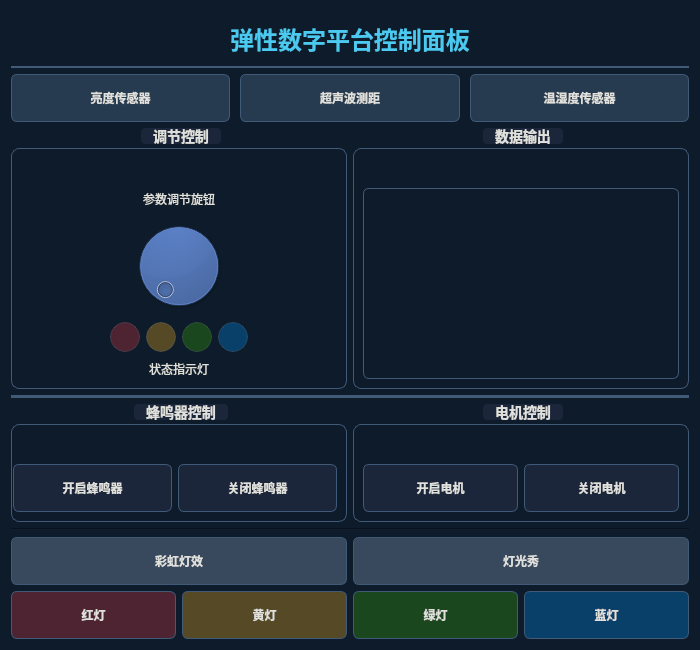
Above: mainwindow.ui from VidocQAQ/yihui before the change. Below: the same form after it.
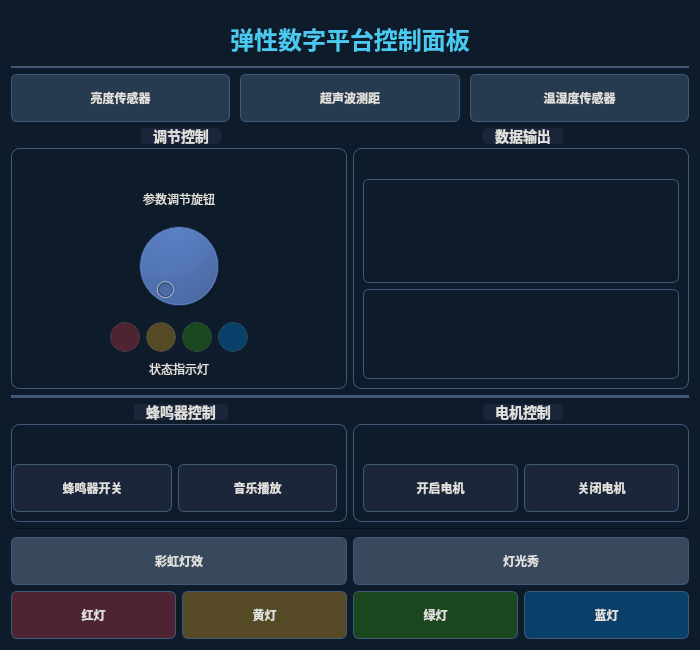
That is the form after the change. Icons and pictures are not drawn.

Commit message: 修改了ui界面

```diff
--- a/mainwindow.ui
+++ b/mainwindow.ui
@@ -156,8 +156,11 @@
      <property name="title">
       <string>数据输出</string>
      </property>
-     <layout class="QVBoxLayout" name="verticalLayout">
-      <item>
+     <layout class="QGridLayout" name="gridLayout_2">
+      <property name="topMargin">
+       <number>0</number>
+      </property>
+      <item row="0" column="0">
        <widget class="QTextEdit" name="textDisplay">
         <property name="styleSheet">
          <string notr="true"/>
@@ -167,6 +170,16 @@
         </property>
        </widget>
       </item>
+      <item row="1" column="0" rowspan="2">
+       <widget class="QTextEdit" name="textDisplay_2">
+        <property name="styleSheet">
+         <string notr="true"/>
+        </property>
+        <property name="readOnly">
+         <bool>true</bool>
+        </property>
+       </widget>
+      </item>
      </layout>
     </widget>
    </item>
@@ -443,7 +456,7 @@
         <item>
          <widget class="QPushButton" name="btnBuzzerOn">
           <property name="text">
-           <string>开启蜂鸣器</string>
+           <string>蜂鸣器开关</string>
           </property>
           <property name="icon">
            <iconset>
@@ -460,7 +473,7 @@
         <item>
          <widget class="QPushButton" name="btnBuzzerOff">
           <property name="text">
-           <string>关闭蜂鸣器</string>
+           <string>音乐播放</string>
           </property>
           <property name="icon">
            <iconset>
```
The commit also changes 3 other files.
